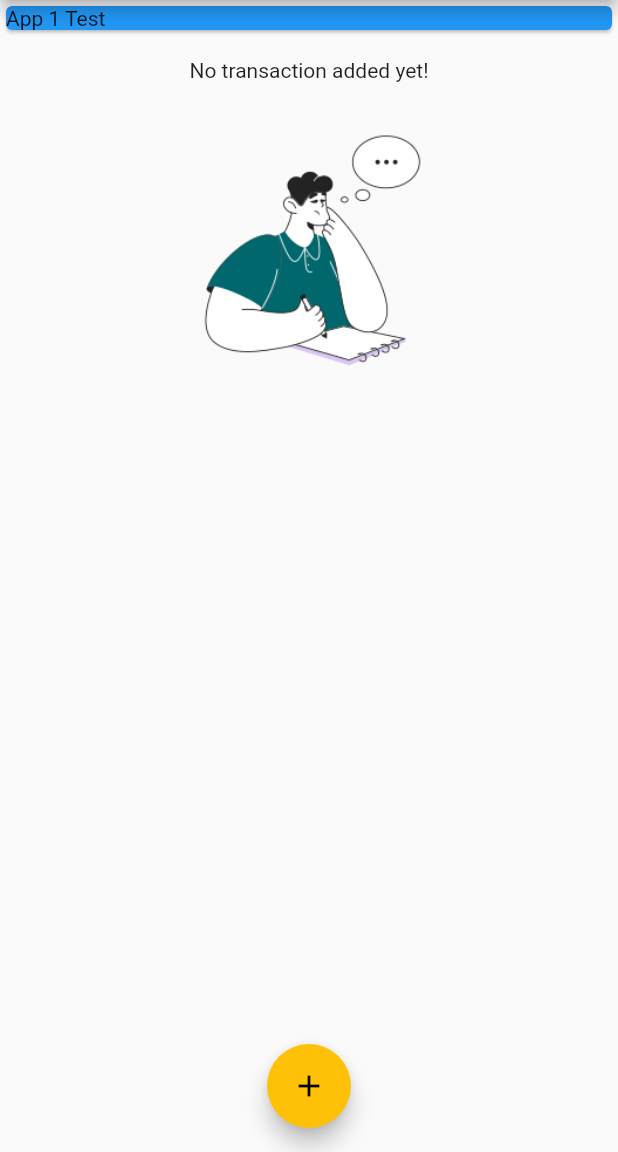
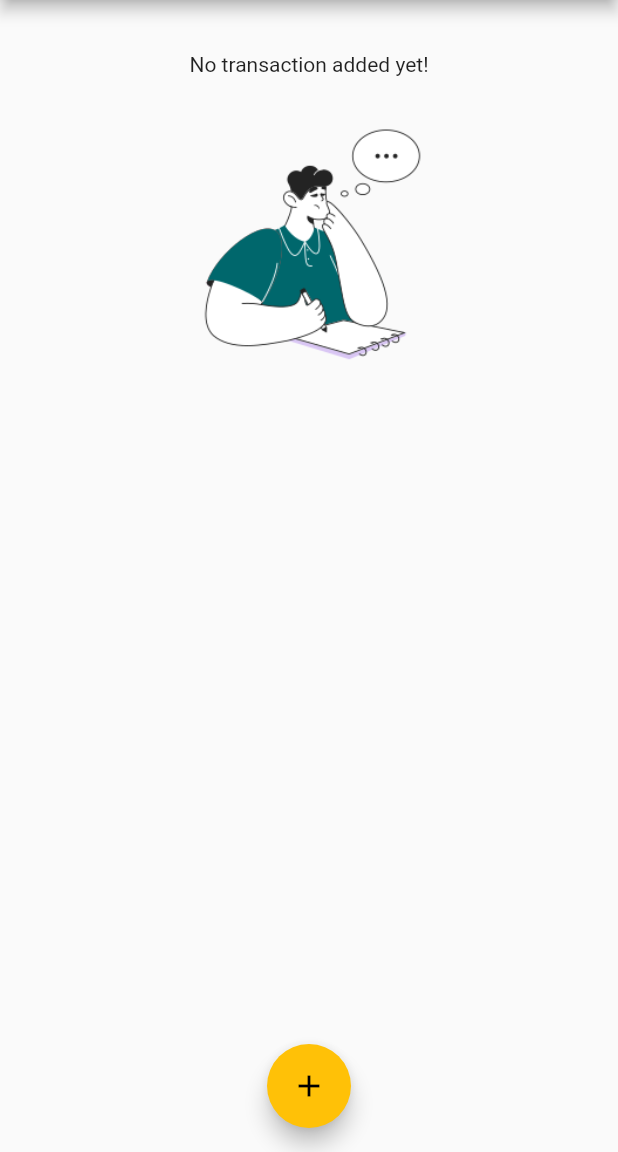
Before and after one commit to JunoSoft/expensesappflutter, a Flutter app: the screen it shows after launch, on a phone screen of 412 x 824 dp, the part 84-1236 px from its top. Run offline on Flutter 3.47's test engine with Material 2 defaults, Android fonts, the phone set to English and light mode, and no system bars.

Commit message:
added chart print to console

```diff
--- a/lib/main.dart
+++ b/lib/main.dart
@@ -2,6 +2,7 @@
 import './widget/new_transaction.dart';
 import './model/transaction.dart';
 import './widget/transaction_list.dart';
+import './widget/chart,.dart';
 
 void main() {
   runApp(const MyApp());
@@ -36,6 +37,14 @@
     // Transaction(
     //     amount: 68.99, date: DateTime.now(), id: 'X5667', title: 'New Car'),
   ];
+  List<Transaction> get _recentTransaction {
+    return transactions.where((tx) {
+      return tx.date.isAfter(DateTime.now().subtract(
+        Duration(days: 7),
+      ));
+    }).toList();
+  }
+
   void _newTransaction({required double txAmount, required String txTitle}) {
     final tx = Transaction(
         amount: txAmount,
@@ -78,13 +87,7 @@
         child: Column(
           crossAxisAlignment: CrossAxisAlignment.stretch,
           children: <Widget>[
-            Container(
-              width: double.infinity,
-              child: const Card(
-                child: Text('App 1 Test'),
-                color: Colors.blue,
-              ),
-            ),
+            Chart(recentTransactions: _recentTransaction),
             TransactionList(transactionlist: transactions),
           ],
         ),
--- a/lib/widget/chart,.dart
+++ b/lib/widget/chart,.dart
@@ -1,15 +1,39 @@
+import '../model/transaction.dart';
 import 'package:flutter/material.dart';
-
+import 'package:intl/intl.dart';
 
 class Chart extends StatelessWidget {
-  const Chart({super.key});
+  final List<Transaction> recentTransactions;
+  const Chart({required this.recentTransactions, super.key});
+
+  List<Map<String, Object>> get groupedTransactionValues {
+    return List.generate(7, (index) {
+      final weekDay = DateTime.now().subtract(
+        Duration(days: index),
+      );
+      var totalSum = 0.0;
+      for (var i = 0; i < recentTransactions.length; i++) {
+        if (recentTransactions[i].date.day == weekDay.day &&
+            recentTransactions[i].date.month == weekDay.month &&
+            recentTransactions[i].date.year == weekDay.year) {
+          totalSum += recentTransactions[i].amount;
+        }
+      }
+      print(DateFormat.E().format(weekDay));
+      print(totalSum);
+      return {'day': DateFormat.E().format(weekDay), 'amount': totalSum};
+    });
+  }
 
   @override
   Widget build(BuildContext context) {
+    print(groupedTransactionValues);
     return Card(
       elevation: 6,
       margin: const EdgeInsets.all(10),
-      child: Row(),
+      child: Row(
+        children: <Widget>[],
+      ),
     );
   }
 }
```
